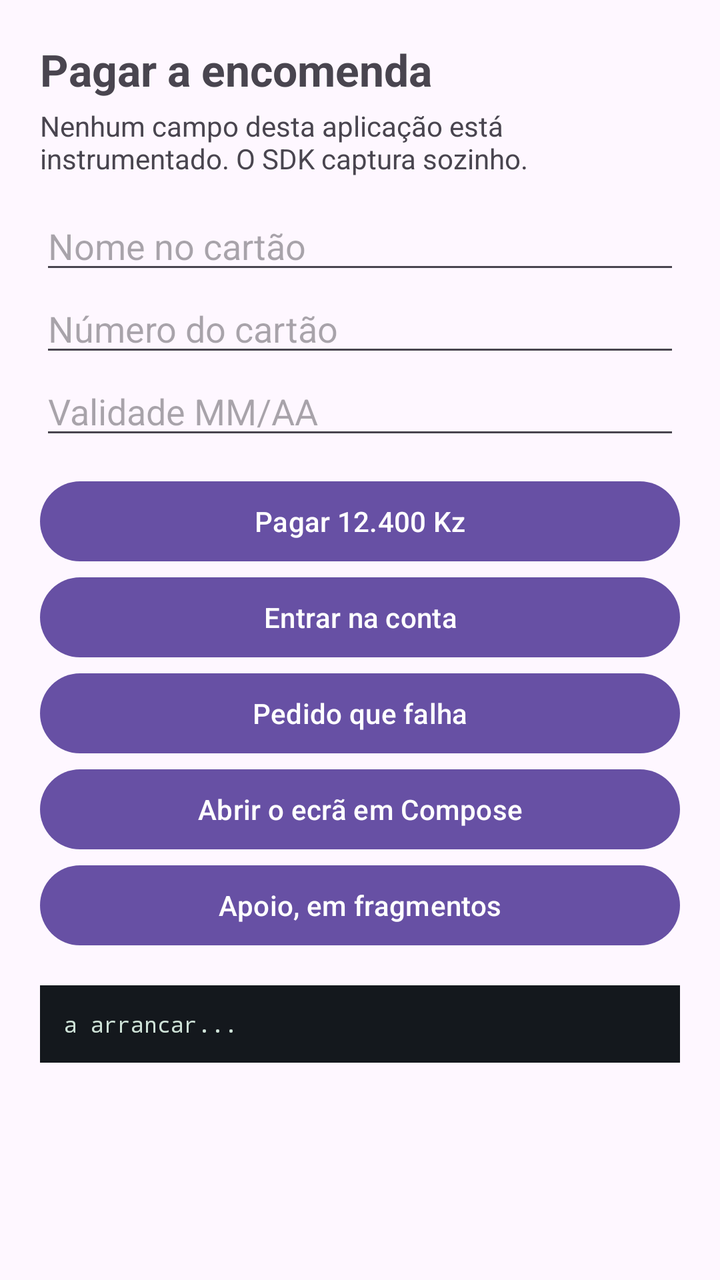
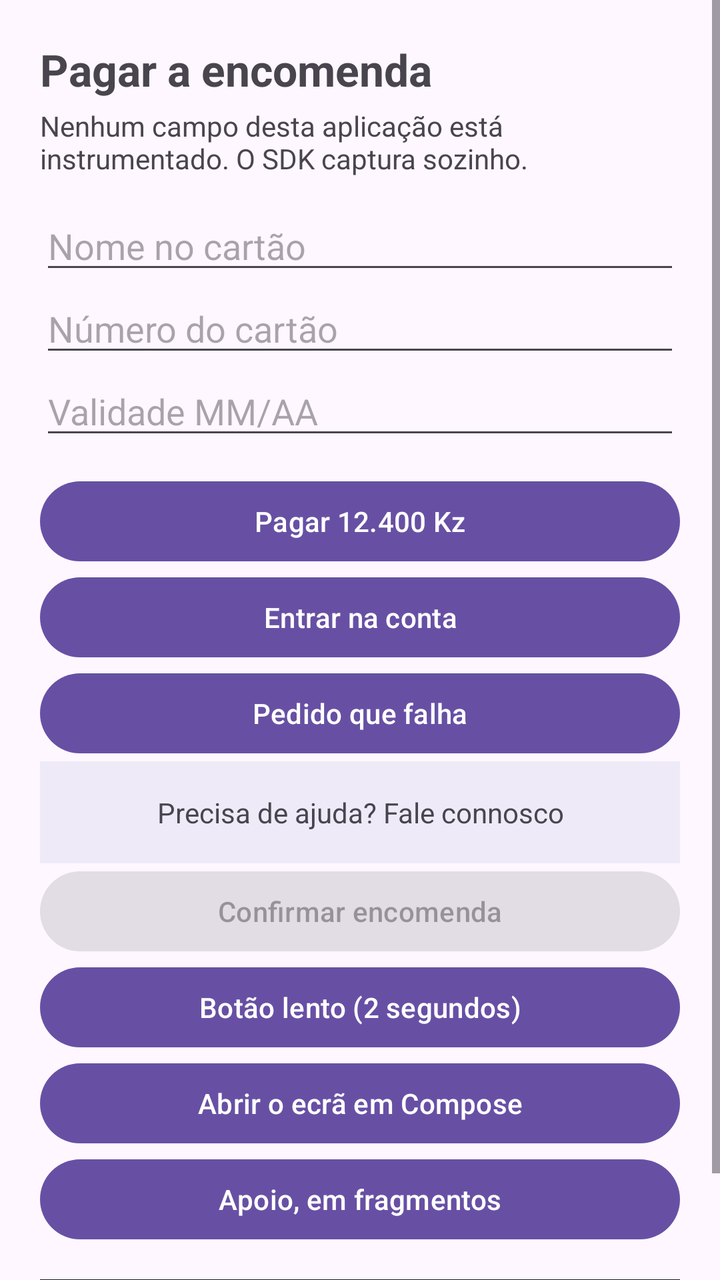

Before-and-after screenshots of an Android layout around one commit, followed by the original layout XML and the change that was made.
<!-- AndroidManifest.xml: application theme Theme.Material3.DayNight.NoActionBar -->
<!-- res/layout/loja.xml -->
<?xml version="1.0" encoding="utf-8"?>
<ScrollView xmlns:android="http://schemas.android.com/apk/res/android"
    android:layout_width="match_parent"
    android:layout_height="match_parent"
    android:fillViewport="true">

    <LinearLayout
        android:layout_width="match_parent"
        android:layout_height="wrap_content"
        android:orientation="vertical"
        android:padding="20dp">

        <TextView
            android:id="@+id/titulo"
            android:layout_width="match_parent"
            android:layout_height="wrap_content"
            android:text="Pagar a encomenda"
            android:textSize="22sp"
            android:textStyle="bold" />

        <TextView
            android:layout_width="match_parent"
            android:layout_height="wrap_content"
            android:paddingTop="4dp"
            android:paddingBottom="12dp"
            android:text="Nenhum campo desta aplicação está instrumentado. O SDK captura sozinho." />

        <EditText
            android:id="@+id/nome"
            android:layout_width="match_parent"
            android:layout_height="wrap_content"
            android:hint="Nome no cartão"
            android:imeOptions="actionNext"
            android:inputType="textPersonName" />

        <EditText
            android:id="@+id/cartao"
            android:layout_width="match_parent"
            android:layout_height="wrap_content"
            android:hint="Número do cartão"
            android:imeOptions="actionNext"
            android:inputType="number" />

        <EditText
            android:id="@+id/validade"
            android:layout_width="match_parent"
            android:layout_height="wrap_content"
            android:hint="Validade MM/AA"
            android:imeOptions="actionDone"
            android:inputType="text" />

        <Button
            android:id="@+id/pagar"
            android:layout_width="match_parent"
            android:layout_height="wrap_content"
            android:layout_marginTop="12dp"
            android:text="Pagar 12.400 Kz" />

        <Button
            android:id="@+id/entrar"
            android:layout_width="match_parent"
            android:layout_height="wrap_content"
            android:text="Entrar na conta" />

        <Button
            android:id="@+id/falhar"
            android:layout_width="match_parent"
            android:layout_height="wrap_content"
            android:text="Pedido que falha" />

        <Button
            android:id="@+id/compose"
            android:layout_width="match_parent"
            android:layout_height="wrap_content"
            android:text="Abrir o ecrã em Compose" />

        <Button
            android:id="@+id/apoio"
            android:layout_width="match_parent"
            android:layout_height="wrap_content"
            android:text="Apoio, em fragmentos" />

        <TextView
            android:id="@+id/diagnostico"
            android:layout_width="match_parent"
            android:layout_height="wrap_content"
            android:layout_marginTop="16dp"
            android:background="#14181D"
            android:fontFamily="monospace"
            android:padding="12dp"
            android:textColor="#CFE3D8"
            android:textSize="11sp"
            android:text="a arrancar..." />
    </LinearLayout>
</ScrollView>
<!-- resources referenced by this layout -->
<resources>

</resources>

<!-- the commit's change to res/layout/loja.xml (unified diff, before → after) -->
@@ -68,6 +68,29 @@
             android:layout_height="wrap_content"
             android:text="Pedido que falha" />
 
+        
+        <TextView
+            android:id="@+id/zona_morta"
+            android:layout_width="match_parent"
+            android:layout_height="wrap_content"
+            android:background="#EFEAF7"
+            android:gravity="center"
+            android:padding="16dp"
+            android:text="Precisa de ajuda? Fale connosco" />
+
+        <Button
+            android:id="@+id/confirmar"
+            android:layout_width="match_parent"
+            android:layout_height="wrap_content"
+            android:enabled="false"
+            android:text="Confirmar encomenda" />
+
+        <Button
+            android:id="@+id/lento"
+            android:layout_width="match_parent"
+            android:layout_height="wrap_content"
+            android:text="Botão lento (2 segundos)" />
+
         <Button
             android:id="@+id/compose"
             android:layout_width="match_parent"
